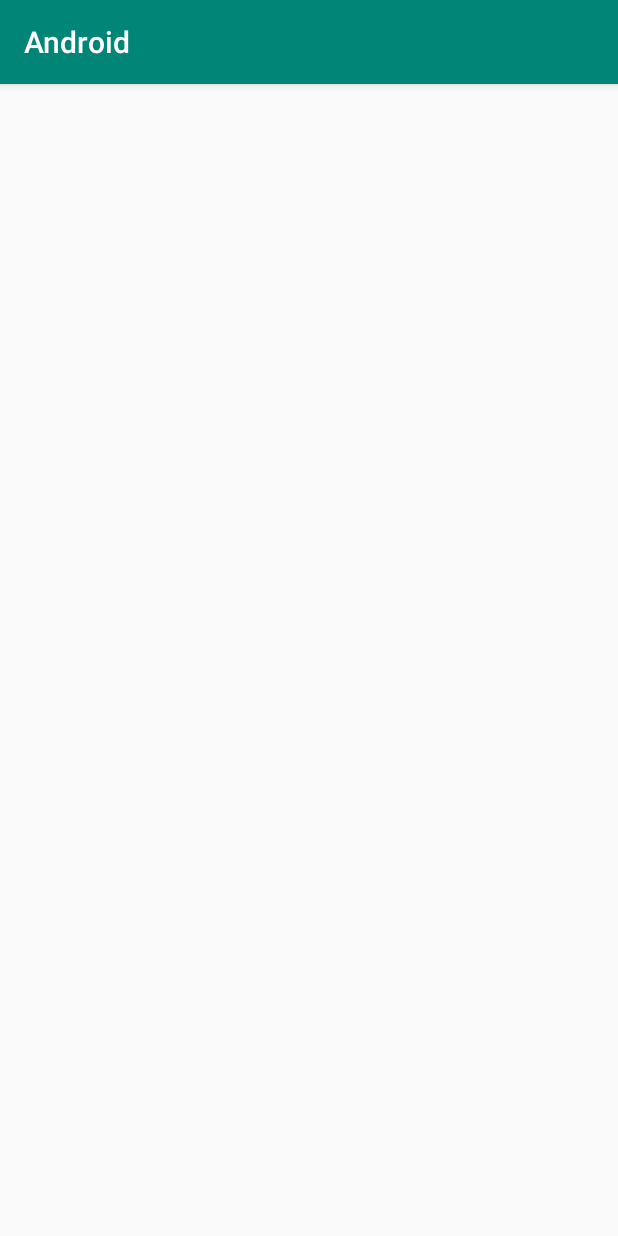
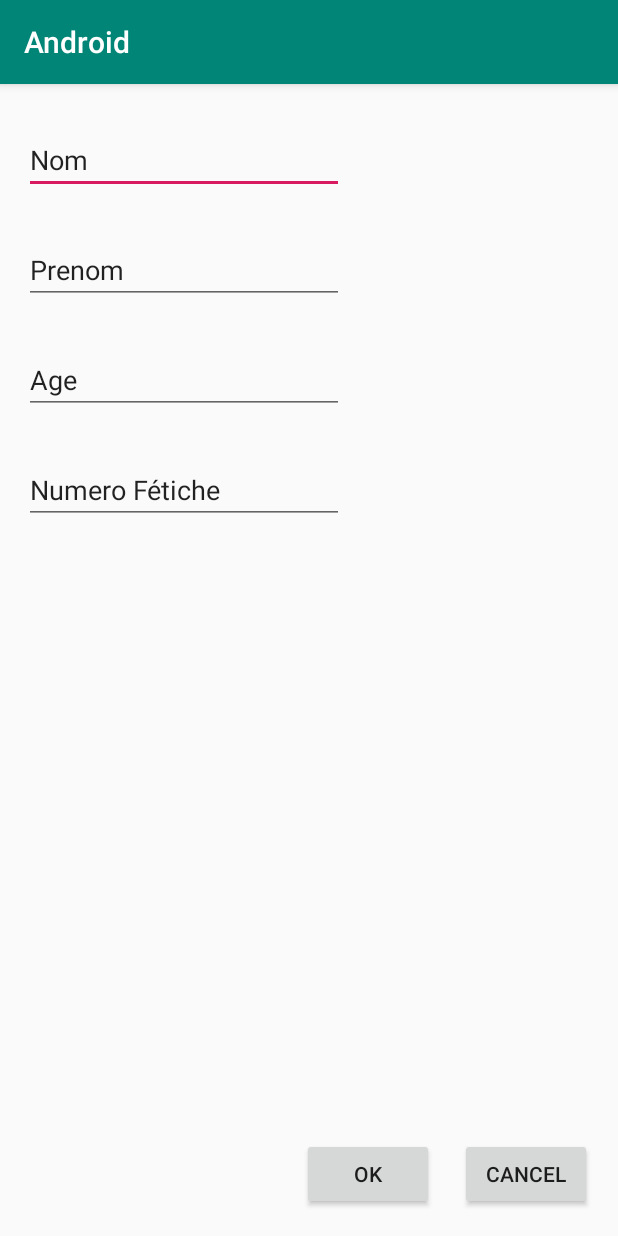
Before and after one commit to MalCaor/AndroidTP, an Android app: the Act4 screen opened directly, with no data from a screen before it, on a phone screen of 412 x 824 dp. Run offline under Robolectric (Android 15) with nearby library versions, the phone set to English and light mode, and no system bars.

```diff
--- a/app/src/main/java/com/example/android/Act4.java
+++ b/app/src/main/java/com/example/android/Act4.java
@@ -3,8 +3,11 @@ package com.example.android;
 import androidx.appcompat.app.AppCompatActivity;
 import android.view.View;
 import android.widget.Button;
+import android.app.Activity;
+import android.os.Bundle;
+import android.widget.EditText;
+import android.content.Intent;
 
-import android.os.Bundle;
 
 public class Act4 extends AppCompatActivity {
 
@@ -12,9 +15,20 @@ public class Act4 extends AppCompatActivity {
     protected void onCreate(Bundle savedInstanceState) {
         super.onCreate(savedInstanceState);
         setContentView(R.layout.activity_act4);
-        Button fin=(Button) findViewById(R.id.button);
+        Button fin=(Button) findViewById(R.id.btnOk);
         fin.setOnClickListener(new View.OnClickListener() {
             public void onClick(View v) {
+                String age=((EditText)findViewById(R.id.etAge)).getText().toString();
+                int iage=Integer.parseInt(age);
+                String numf=((EditText)findViewById(R.id.etNum)).getText().toString();
+                long lfetiche=Long.parseLong(numf);
+                Intent intent = new Intent ();
+                intent.putExtra ("string_1", ((EditText)findViewById(R.id.etNom)).getText().toString());
+                intent.putExtra ("string_2", ((EditText)findViewById(R.id.etPre)).getText().toString());
+                intent.putExtra ("int_1", iage);
+                intent.putExtra ("long_1", lfetiche);
+
+                setResult (Activity.RESULT_OK,intent);
                 finish();
 
             }
--- a/app/src/main/java/com/example/android/MainActivity.java
+++ b/app/src/main/java/com/example/android/MainActivity.java
@@ -110,6 +110,8 @@ public class MainActivity extends AppCompatActivity {
                 return true;
             case R.id.menu_act4:
                 Toast.makeText(getApplicationContext(), "clic sur act4", Toast.LENGTH_SHORT).show();
+                i = new Intent(getApplicationContext(), Act4.class);
+                startActivityForResult(i, CODE_RETOUR_ACTIVITY4);
                 return true;
             case R.id.action_settings:
                 return true;
--- a/app/src/main/res/layout/activity_act4.xml
+++ b/app/src/main/res/layout/activity_act4.xml
@@ -6,4 +6,71 @@
     android:layout_height="match_parent"
     tools:context=".Act4">
 
+    <EditText
+        android:id="@+id/etNom"
+        android:layout_width="wrap_content"
+        android:layout_height="wrap_content"
+        android:layout_marginStart="16dp"
+        android:layout_marginTop="28dp"
+        android:ems="10"
+        android:inputType="textPersonName"
+        android:text="Nom"
+        app:layout_constraintStart_toStartOf="parent"
+        app:layout_constraintTop_toTopOf="parent" />
+
+    <EditText
+        android:id="@+id/etPre"
+        android:layout_width="wrap_content"
+        android:layout_height="wrap_content"
+        android:layout_marginStart="16dp"
+        android:layout_marginTop="28dp"
+        android:ems="10"
+        android:inputType="textPersonName"
+        android:text="Prenom"
+        app:layout_constraintStart_toStartOf="parent"
+        app:layout_constraintTop_toBottomOf="@+id/etNom" />
+
+    <EditText
+        android:id="@+id/etAge"
+        android:layout_width="wrap_content"
+        android:layout_height="wrap_content"
+        android:layout_marginStart="16dp"
+        android:layout_marginTop="28dp"
+        android:ems="10"
+        android:inputType="textPersonName"
+        android:text="Age"
+        app:layout_constraintStart_toStartOf="parent"
+        app:layout_constraintTop_toBottomOf="@+id/etPre" />
+
+    <EditText
+        android:id="@+id/etNum"
+        android:layout_width="wrap_content"
+        android:layout_height="wrap_content"
+        android:layout_marginStart="16dp"
+        android:layout_marginTop="28dp"
+        android:ems="10"
+        android:inputType="textPersonName"
+        android:text="Numero Fétiche"
+        app:layout_constraintStart_toStartOf="parent"
+        app:layout_constraintTop_toBottomOf="@+id/etAge" />
+
+    <Button
+        android:id="@+id/btnCancel"
+        android:layout_width="wrap_content"
+        android:layout_height="wrap_content"
+        android:layout_marginEnd="17dp"
+        android:layout_marginBottom="17dp"
+        android:text="CANCEL"
+        app:layout_constraintBottom_toBottomOf="parent"
+        app:layout_constraintEnd_toEndOf="parent" />
+
+    <Button
+        android:id="@+id/btnOk"
+        android:layout_width="wrap_content"
+        android:layout_height="wrap_content"
+        android:layout_marginEnd="17dp"
+        android:layout_marginBottom="17dp"
+        android:text="OK"
+        app:layout_constraintBottom_toBottomOf="parent"
+        app:layout_constraintEnd_toStartOf="@+id/btnCancel" />
 </androidx.constraintlayout.widget.ConstraintLayout>
```
